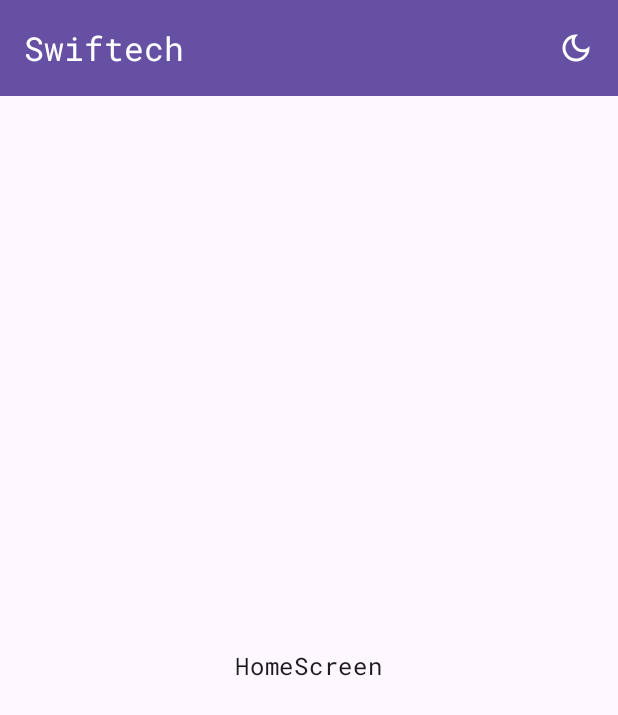
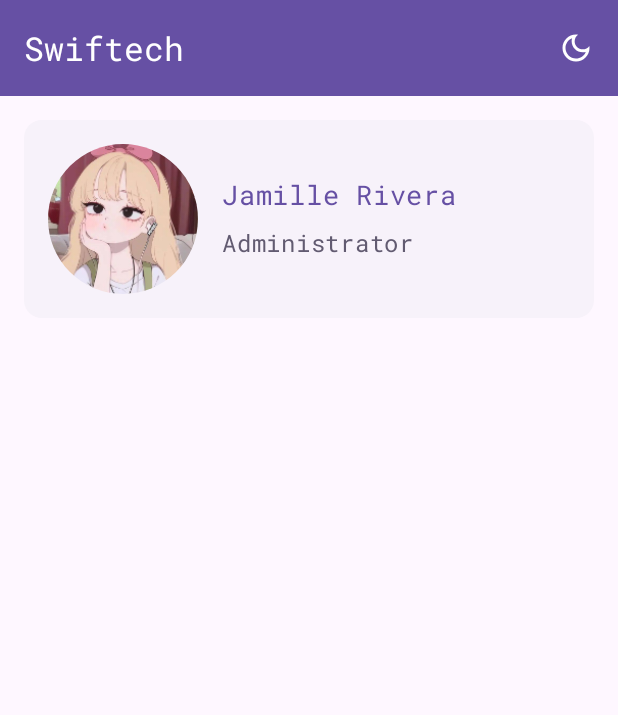
Before and after one commit to ralphmarondev/Swiftech, an Android app built with Jetpack Compose: the screen it shows after launch (MainActivity), on a phone screen of 412 x 824 dp. Shown: the top 715 px of the screen. Run offline under Robolectric (Android 15) with nearby library versions, the phone set to English and light mode, and no system bars.

Commit message:
implemented AccountCard

```diff
--- a/app/src/main/java/com/ralphmarondev/swiftech/features/home/presentation/HomeScreen.kt
+++ b/app/src/main/java/com/ralphmarondev/swiftech/features/home/presentation/HomeScreen.kt
@@ -1,7 +1,8 @@
 package com.ralphmarondev.swiftech.features.home.presentation
 
-import androidx.compose.foundation.layout.Box
+import androidx.compose.foundation.layout.Column
 import androidx.compose.foundation.layout.fillMaxSize
+import androidx.compose.foundation.layout.fillMaxWidth
 import androidx.compose.foundation.layout.padding
 import androidx.compose.material.icons.Icons
 import androidx.compose.material.icons.outlined.DarkMode
@@ -17,7 +18,10 @@ import androidx.compose.material3.TopAppBarDefaults
 import androidx.compose.runtime.Composable
 import androidx.compose.ui.Alignment
 import androidx.compose.ui.Modifier
+import androidx.compose.ui.unit.dp
+import com.ralphmarondev.swiftech.R
 import com.ralphmarondev.swiftech.core.util.LocalThemeState
+import com.ralphmarondev.swiftech.features.home.presentation.components.AccountCard
 
 @OptIn(ExperimentalMaterial3Api::class)
 @Composable
@@ -53,14 +57,19 @@ fun HomeScreen() {
             )
         }
     ) { innerPadding ->
-        Box(
+        Column(
             modifier = Modifier
                 .fillMaxSize()
                 .padding(innerPadding),
-            contentAlignment = Alignment.Center
+            horizontalAlignment = Alignment.CenterHorizontally
         ) {
-            Text(
-                text = "HomeScreen"
+            AccountCard(
+                name = "Jamille Rivera",
+                role = "Administrator",
+                image = R.drawable.profile,
+                modifier = Modifier
+                    .fillMaxWidth()
+                    .padding(16.dp)
             )
         }
     }
--- /dev/null
+++ b/app/src/main/java/com/ralphmarondev/swiftech/features/home/presentation/components/AccountCard.kt
@@ -0,0 +1,70 @@
+package com.ralphmarondev.swiftech.features.home.presentation.components
+
+import androidx.compose.foundation.Image
+import androidx.compose.foundation.layout.Arrangement
+import androidx.compose.foundation.layout.Column
+import androidx.compose.foundation.layout.Row
+import androidx.compose.foundation.layout.fillMaxWidth
+import androidx.compose.foundation.layout.padding
+import androidx.compose.foundation.layout.size
+import androidx.compose.foundation.shape.CircleShape
+import androidx.compose.material3.ElevatedCard
+import androidx.compose.material3.MaterialTheme
+import androidx.compose.material3.Text
+import androidx.compose.runtime.Composable
+import androidx.compose.ui.Alignment
+import androidx.compose.ui.Modifier
+import androidx.compose.ui.draw.clip
+import androidx.compose.ui.layout.ContentScale
+import androidx.compose.ui.text.style.TextOverflow
+import androidx.compose.ui.unit.dp
+import androidx.compose.ui.unit.sp
+import coil.compose.rememberAsyncImagePainter
+
+@Composable
+fun AccountCard(
+    name: String,
+    role: String,
+    image: Int,
+    modifier: Modifier = Modifier,
+) {
+    ElevatedCard(
+        modifier = modifier
+    ) {
+        Row(
+            modifier = Modifier
+                .fillMaxWidth()
+                .padding(16.dp),
+            verticalAlignment = Alignment.CenterVertically,
+            horizontalArrangement = Arrangement.spacedBy(16.dp)
+        ) {
+            Image(
+                painter = rememberAsyncImagePainter(image),
+                contentDescription = name,
+                modifier = Modifier
+                    .size(100.dp)
+                    .clip(CircleShape),
+                contentScale = ContentScale.Crop
+            )
+
+            Column(
+                verticalArrangement = Arrangement.spacedBy(8.dp)
+            ) {
+                Text(
+                    text = name,
+                    fontSize = 18.sp,
+                    fontWeight = MaterialTheme.typography.titleLarge.fontWeight,
+                    color = MaterialTheme.colorScheme.primary,
+                    maxLines = 2,
+                    overflow = TextOverflow.Ellipsis
+                )
+                Text(
+                    text = role,
+                    fontSize = 16.sp,
+                    fontWeight = MaterialTheme.typography.titleMedium.fontWeight,
+                    color = MaterialTheme.colorScheme.secondary
+                )
+            }
+        }
+    }
+}
```
Also changed, not shown: app/src/main/res/drawable/profile.jpg (added).
